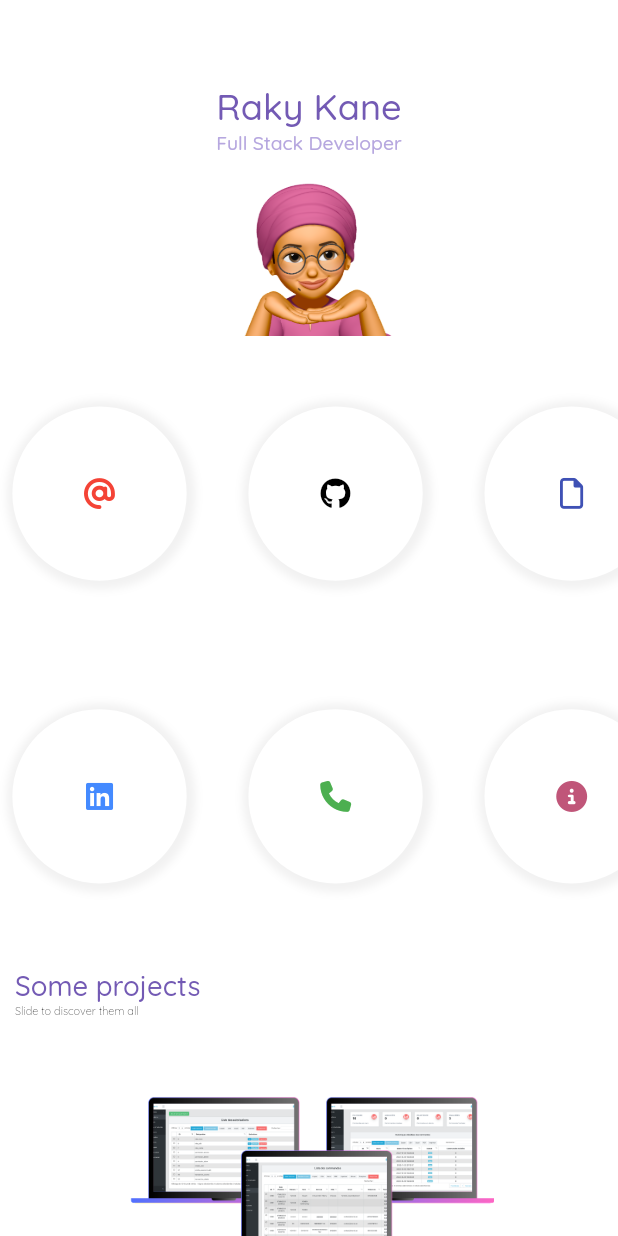
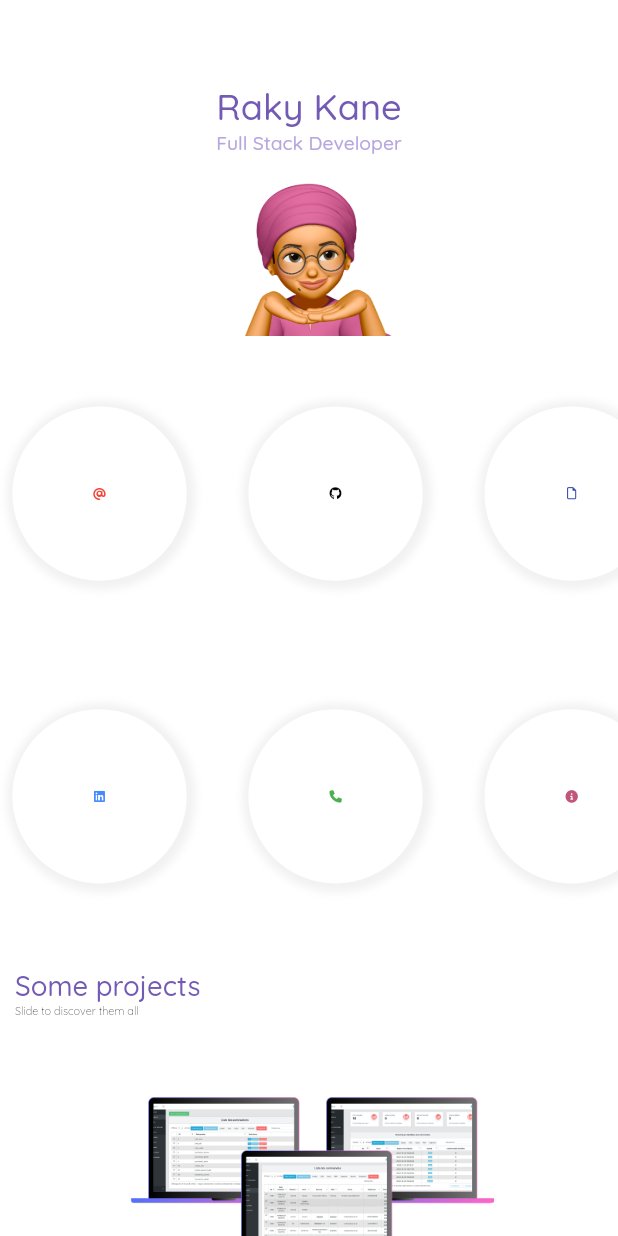
Before and after one commit to k-raky/portfolio, a Flutter app: the screen it shows after launch, on a phone screen of 412 x 824 dp. Run offline on Flutter 3.47's test engine with Material 2 defaults, Android fonts, the phone set to English and light mode, and no system bars; drawn by our look-alikes of carousel_slider; our stand-ins replace animated_text_kit, flutter_animate, font_awesome_flutter; missing offline and left inert: flutter_animated_dialog; project files that could hold a hidden picture were left out.

Commit message:
update responsive for mobile, icons

```diff
--- a/lib/components/bubble.dart
+++ b/lib/components/bubble.dart
@@ -42,7 +42,7 @@ class Bubble extends StatelessWidget {
           icon: FaIcon(
             icon,
             color: color,
-            size: width * 0.05,
+            size: width * 0.02,
           ),
         ));
   }
```
